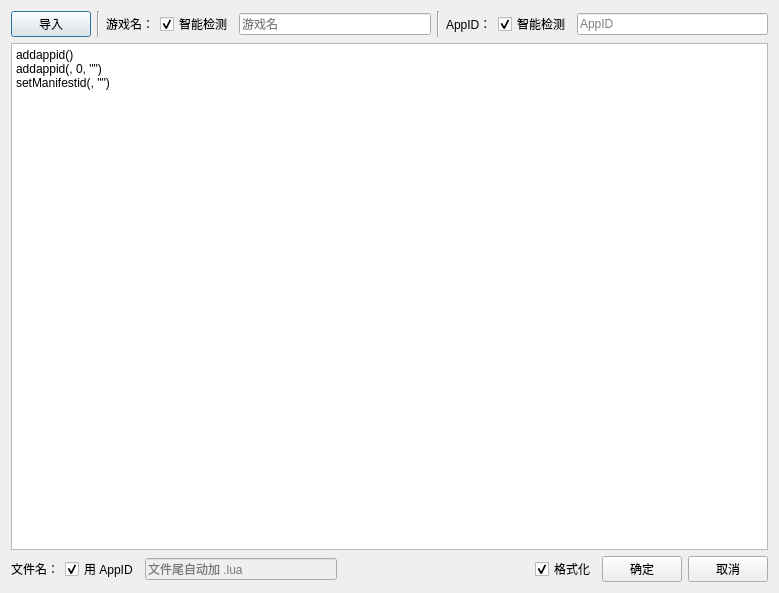
Old version of the form addluafiledialog.ui in the repository LTJJer/SteamTools-Manifest-Manager.
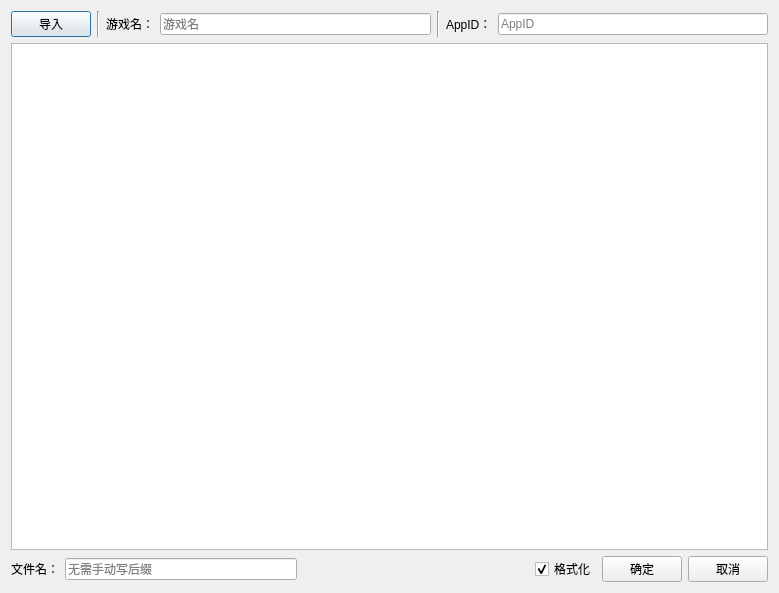
New version of the form.

```diff
--- a/addluafiledialog.ui
+++ b/addluafiledialog.ui
@@ -43,16 +43,6 @@
        </property>
       </widget>
      </item>
-     <item>
-      <widget class="QCheckBox" name="chk_AutoName">
-       <property name="text">
-        <string>智能检测</string>
-       </property>
-       <property name="checked">
-        <bool>true</bool>
-       </property>
-      </widget>
-     </item>
      <item>
       <widget class="QLineEdit" name="le_Name">
        <property name="sizeIncrement">
@@ -86,16 +76,6 @@
        </property>
       </widget>
      </item>
-     <item>
-      <widget class="QCheckBox" name="chk_AutoAppid">
-       <property name="text">
-        <string>智能检测</string>
-       </property>
-       <property name="checked">
-        <bool>true</bool>
-       </property>
-      </widget>
-     </item>
      <item>
       <widget class="QLineEdit" name="le_Appid">
        <property name="enabled">
@@ -112,14 +92,17 @@
     </layout>
    </item>
    <item>
-    <widget class="QPlainTextEdit" name="ContentEdit">
+    <widget class="QPlainTextEdit" name="txt_Content">
+     <property name="font">
+      <font>
+       <pointsize>10</pointsize>
+      </font>
+     </property>
      <property name="acceptDrops">
       <bool>false</bool>
      </property>
      <property name="plainText">
-      <string>addappid()
-addappid(, 0, &quot;&quot;)
-setManifestid(, &quot;&quot;)</string>
+      <string/>
      </property>
     </widget>
    </item>
@@ -138,20 +121,10 @@
        </property>
       </widget>
      </item>
-     <item>
-      <widget class="QCheckBox" name="chk_AutoFileName">
-       <property name="text">
-        <string>用 AppID</string>
-       </property>
-       <property name="checked">
-        <bool>true</bool>
-       </property>
-      </widget>
-     </item>
      <item>
       <widget class="QLineEdit" name="le_FileName">
        <property name="enabled">
-        <bool>false</bool>
+        <bool>true</bool>
        </property>
        <property name="sizePolicy">
         <sizepolicy hsizetype="Expanding" vsizetype="Fixed">
@@ -166,7 +139,7 @@
         <string/>
        </property>
        <property name="placeholderText">
-        <string>文件尾自动加 .lua</string>
+        <string>无需手动写后缀</string>
        </property>
       </widget>
      </item>
```
Left out of the diff: 37 changed lines with no effect on the pictures.
